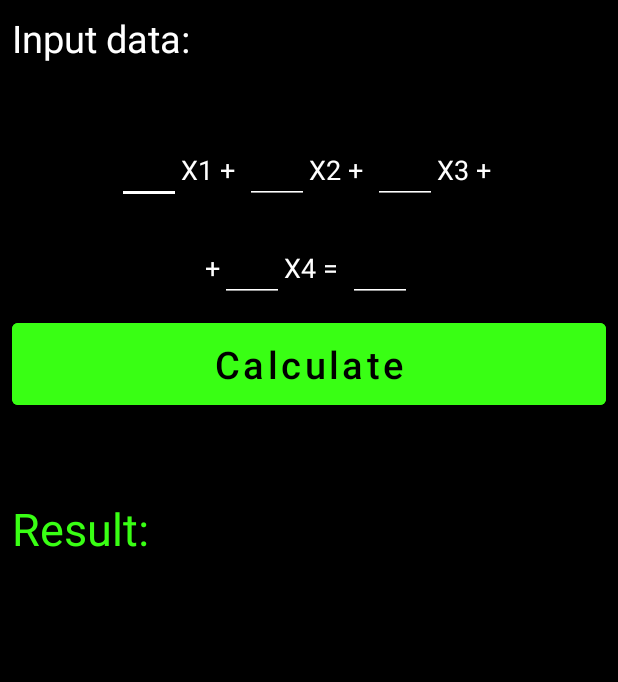
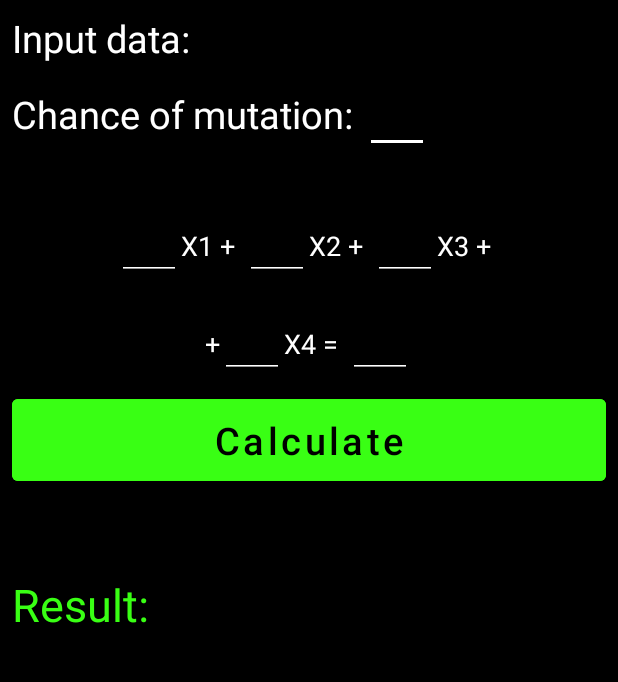
Before and after one commit to EugeniaKol/IES, an Android app: the screen it shows after launch (MainActivity), on a phone screen of 412 x 824 dp, the part 84-766 px from its top. Run offline under Robolectric (Android 15) with nearby library versions, the phone set to English and light mode, and no system bars.

Commit message:
adding task for 3-3

```diff
--- a/Lab-3-3/source/app/src/main/java/com/example/lab_33/MainActivity.kt
+++ b/Lab-3-3/source/app/src/main/java/com/example/lab_33/MainActivity.kt
@@ -11,7 +11,7 @@ import kotlin.math.absoluteValue
 
 
 class MainActivity : AppCompatActivity() {
-
+    var mutationChance: Int = 0
     private fun gen_alg(x1_base: Double,
                     x2_base: Double,
                     x3_base: Double,
@@ -24,6 +24,7 @@ class MainActivity : AppCompatActivity() {
         val listOfFitnesses: MutableList<Double> = mutableListOf()
         val populationOfChild: MutableList<MutableList<Double>> = mutableListOf()
         var bestPopulation: MutableList<Double> = mutableListOf()
+
 
         fun fitness(population: MutableList<Double>): Double {
             val fitness: Double = y_base -
@@ -102,6 +103,11 @@ class MainActivity : AppCompatActivity() {
                             c.add(populationOfChild[p][j])
                         } else c.add(populationOfChild[p - 1][j])
                 }
+
+                val rand: Int = (1..100).random()
+                if (rand < mutationChance){
+                    populationOfChild[0][0]++
+                }
                 population.add(c)
             }
         }
@@ -164,6 +170,7 @@ class MainActivity : AppCompatActivity() {
         val input_c: EditText = findViewById(R.id.input_data_c)
         val input_d: EditText = findViewById(R.id.input_data_d)
         val input_y: EditText = findViewById(R.id.input_data_y)
+        val input_chance: EditText = findViewById(R.id.mutation_chance)
 
         val buttonCalculate: Button = findViewById(R.id.button_calculate)
         buttonCalculate.setOnClickListener {
@@ -175,6 +182,7 @@ class MainActivity : AppCompatActivity() {
                 val c = input_c.text.toString().toDouble()
                 val d = input_d.text.toString().toDouble()
                 val y = input_y.text.toString().toDouble()
+                mutationChance = input_chance.text.toString().toInt()
 
                 val ans = gen_alg(a, b, c, d, y)
 
--- a/Lab-3-3/source/app/src/main/res/layout/activity_main.xml
+++ b/Lab-3-3/source/app/src/main/res/layout/activity_main.xml
@@ -16,6 +16,42 @@
         android:textColor="@color/white"
         android:textSize="25sp"
         android:padding="8dp"/>
+
+
+    <LinearLayout
+        android:layout_width="match_parent"
+        android:layout_height="wrap_content"
+        android:orientation="horizontal">
+    <TextView
+        android:layout_width="wrap_content"
+        android:layout_height="wrap_content"
+        android:text="Chance of mutation:"
+        android:textColor="@color/white"
+        android:textSize="25sp"
+        android:padding="8dp"
+        app:layout_constraintBottom_toBottomOf="parent"
+        app:layout_constraintLeft_toLeftOf="parent"
+        app:layout_constraintRight_toRightOf="parent"
+        app:layout_constraintTop_toTopOf="parent"
+        app:layout_constraintVertical_bias="0.315"
+        app:layout_constraintHorizontal_bias="0.21"/>
+    <EditText
+        android:id="@+id/mutation_chance"
+        android:layout_width="wrap_content"
+        android:layout_height="wrap_content"
+        android:ems="2"
+        android:inputType="number"
+        android:gravity="right"
+        android:paddingRight="10dp"
+        android:textColor="@color/white"
+        android:backgroundTint="@color/white"
+        app:layout_constraintBottom_toBottomOf="parent"
+        app:layout_constraintLeft_toLeftOf="parent"
+        app:layout_constraintRight_toRightOf="parent"
+        app:layout_constraintTop_toTopOf="parent"
+        app:layout_constraintVertical_bias="0.3"
+        app:layout_constraintHorizontal_bias="0.1"/>
+    </LinearLayout>
 
     <LinearLayout
         android:layout_width="match_parent"
```
Also changed, not shown: 1 other file.
